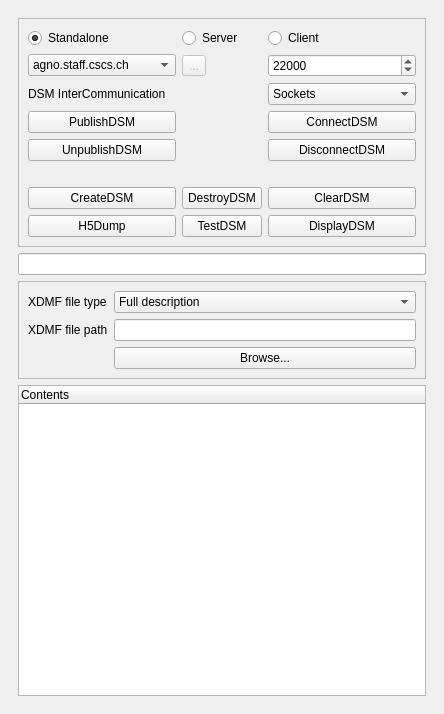
Above: pqDSMViewerPanel.ui from soumagne/icarus before the change. Below: the same form after it.
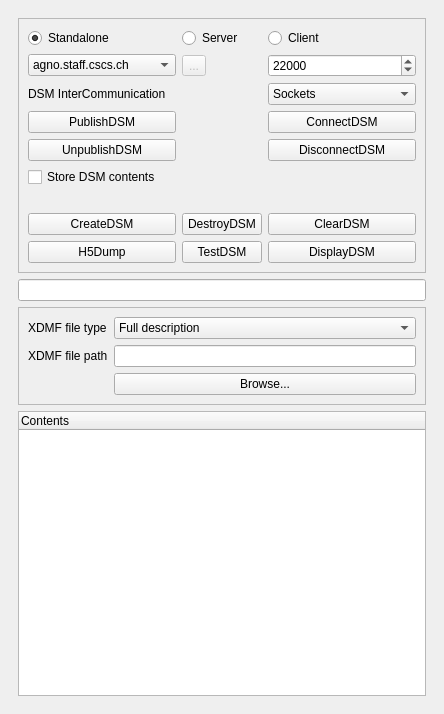
That is the form after the change. Icons and pictures are not drawn. Custom widgets are drawn as their Qt base class.

Commit message: Add Store DSM contents option/Fix multiple DSM contents using SmartPointers

The edit to the form file:
```diff
--- a/pqDSMViewerPanel.ui
+++ b/pqDSMViewerPanel.ui
@@ -53,42 +53,42 @@
           <layout class="QVBoxLayout" name="verticalLayout_3">
            <item>
             <layout class="QGridLayout" name="gridLayout">
-             <item row="6" column="0">
+             <item row="7" column="0">
               <widget class="QPushButton" name="createDSM">
                <property name="text">
                 <string>CreateDSM</string>
                </property>
               </widget>
              </item>
-             <item row="6" column="1">
+             <item row="7" column="1">
               <widget class="QPushButton" name="destroyDSM">
                <property name="text">
                 <string>DestroyDSM</string>
                </property>
               </widget>
              </item>
-             <item row="6" column="2">
+             <item row="7" column="2">
               <widget class="QPushButton" name="clearDSM">
                <property name="text">
                 <string>ClearDSM</string>
                </property>
               </widget>
              </item>
-             <item row="7" column="0">
+             <item row="8" column="0">
               <widget class="QPushButton" name="h5Dump">
                <property name="text">
                 <string>H5Dump</string>
                </property>
               </widget>
              </item>
-             <item row="7" column="1">
+             <item row="8" column="1">
               <widget class="QPushButton" name="testDSM">
                <property name="text">
                 <string>TestDSM</string>
                </property>
               </widget>
              </item>
-             <item row="7" column="2">
+             <item row="8" column="2">
               <widget class="QPushButton" name="displayDSM">
                <property name="text">
                 <string>DisplayDSM</string>
@@ -121,7 +121,7 @@
                </property>
               </widget>
              </item>
-             <item row="5" column="0" colspan="3">
+             <item row="6" column="0" colspan="3">
               <spacer name="horizontalSpacer">
                <property name="orientation">
                 <enum>Qt::Horizontal</enum>
@@ -258,6 +258,13 @@
                </property>
               </widget>
              </item>
+             <item row="5" column="0" colspan="2">
+              <widget class="QCheckBox" name="storeDSMContents">
+               <property name="text">
+                <string>Store DSM contents</string>
+               </property>
+              </widget>
+             </item>
             </layout>
            </item>
           </layout>
```
The commit also changes 2 other files.
